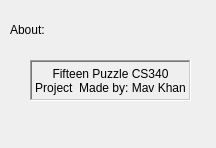
Qt form PuzzleGame/dialog.ui (mavomerkhan/PuzzleGame) before a commit.
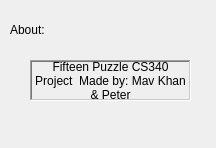
The same form after that commit.

Diff of the .ui file:
```diff
--- a/PuzzleGame/dialog.ui
+++ b/PuzzleGame/dialog.ui
@@ -29,7 +29,7 @@
     <enum>QFrame::Sunken</enum>
    </property>
    <property name="text">
-    <string>Fifteen Puzzle CS340 Project  Made by: Mav Khan</string>
+    <string>Fifteen Puzzle CS340 Project  Made by: Mav Khan &amp; Peter</string>
    </property>
    <property name="textFormat">
     <enum>Qt::PlainText</enum>
```
